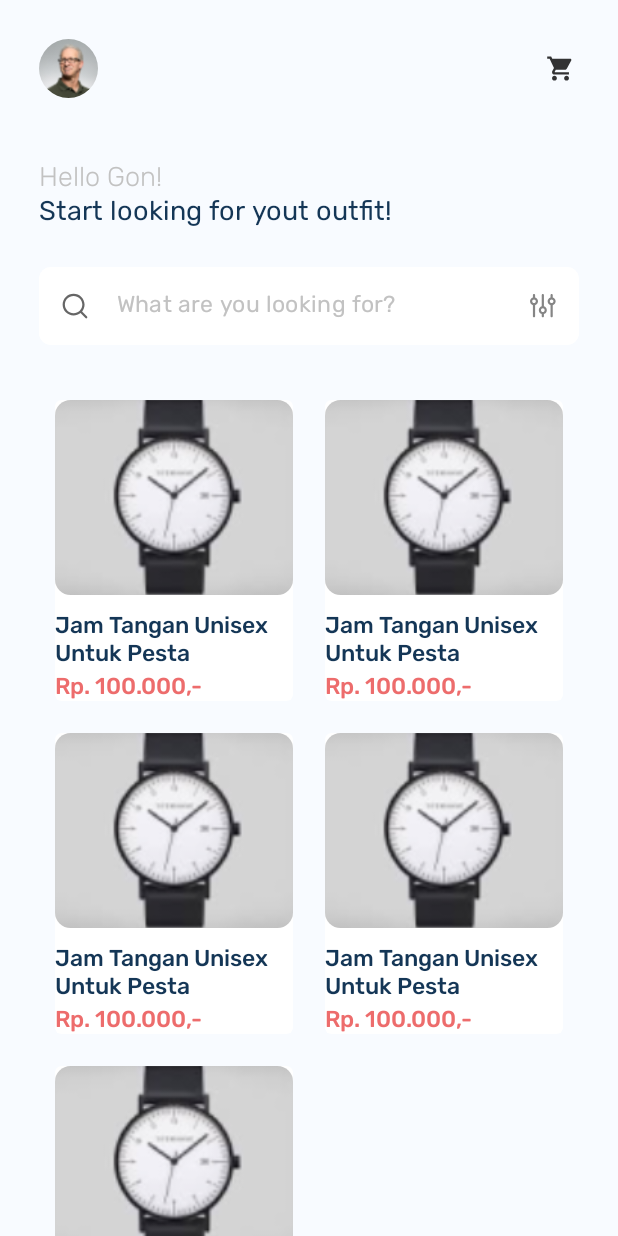
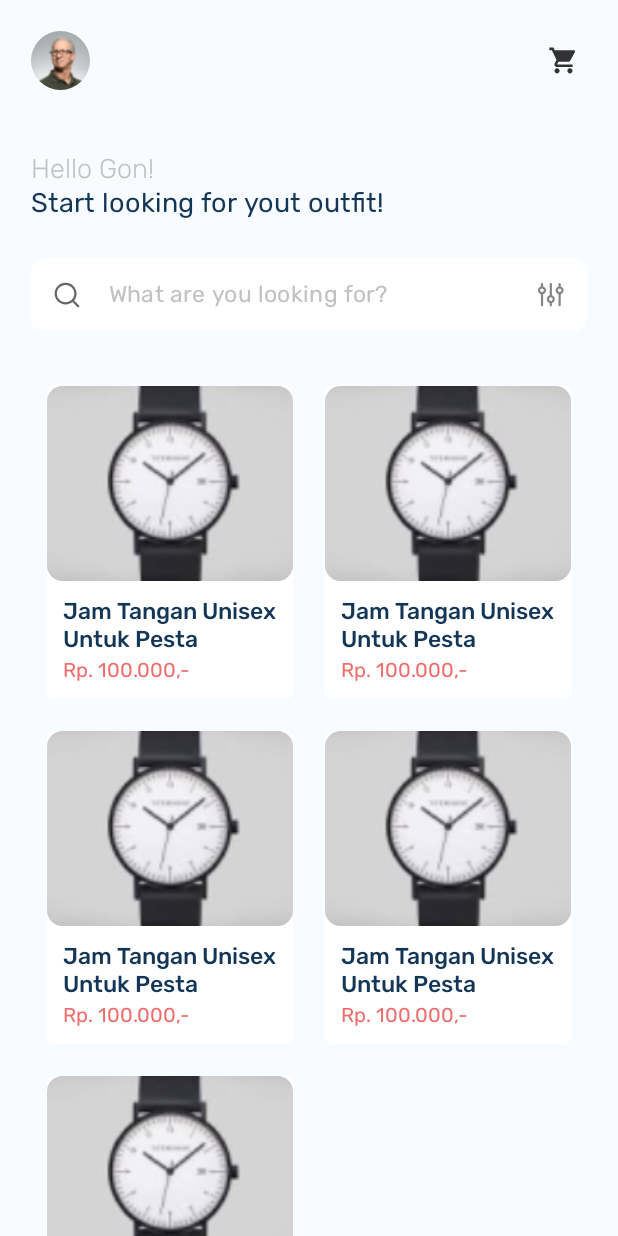
Before and after one commit to Aminurachma/JStore, an Android app: the layout fragment_customer_dashboard.xml on its own in the app's theme, with its tools: preview values and no code run, on a phone screen of 412 x 824 dp. Run offline under Robolectric (Android 15) with nearby library versions, the phone set to English and light mode, and no system bars.

Commit message:
Fix customer dashboard and show dummy products

```diff
--- a/app/src/main/AndroidManifest.xml
+++ b/app/src/main/AndroidManifest.xml
@@ -1,6 +1,8 @@
 <?xml version="1.0" encoding="utf-8"?>
 <manifest xmlns:android="http://schemas.android.com/apk/res/android"
     package="com.example.jstore">
+
+    <uses-permission android:name="android.permission.INTERNET"/>
 
     <application
         android:allowBackup="true"
--- a/app/src/main/res/layout/fragment_customer_dashboard.xml
+++ b/app/src/main/res/layout/fragment_customer_dashboard.xml
@@ -4,12 +4,14 @@
 	xmlns:tools="http://schemas.android.com/tools"
 	android:layout_width="match_parent"
 	android:layout_height="match_parent"
-	android:background="@color/light">
+	android:background="@color/light"
+	android:focusable="true"
+	android:focusableInTouchMode="true">
 
 	<RelativeLayout
 		android:layout_width="match_parent"
 		android:layout_height="wrap_content"
-		android:padding="@dimen/_20sdp">
+		android:padding="@dimen/_16sdp">
 
 		<de.hdodenhof.circleimageview.CircleImageView
 			android:id="@+id/img_avatar"
@@ -19,13 +21,13 @@
 
 		<androidx.appcompat.widget.AppCompatImageView
 			android:id="@+id/img_cart"
-			android:layout_width="@dimen/_19sdp"
-			android:layout_height="@dimen/_19sdp"
-			android:padding="@dimen/_2sdp"
+			android:layout_width="@dimen/_24sdp"
+			android:layout_height="@dimen/_24sdp"
 			android:layout_alignBottom="@+id/img_avatar"
 			android:layout_alignParentTop="true"
 			android:layout_alignParentEnd="true"
 			android:background="?attr/selectableItemBackgroundBorderless"
+			android:padding="@dimen/_4sdp"
 			android:src="@drawable/ic_shopping_cart" />
 
 		<LinearLayout
@@ -39,32 +41,34 @@
 				android:id="@+id/tv_welcoming_text"
 				android:layout_width="wrap_content"
 				android:layout_height="wrap_content"
+				android:fontFamily="@font/rubik_light"
+				android:text="Hello Gon!"
 				android:textColor="@color/gray4"
-				android:textSize="@dimen/_14ssp"
-				android:fontFamily="@font/rubik_light"
-				android:text="Hello Gon!"/>
+				android:textSize="@dimen/_14ssp" />
 
 			<TextView
 				android:layout_width="wrap_content"
 				android:layout_height="wrap_content"
-				android:textColor="@color/dark"
-				android:textSize="@dimen/_14ssp"
 				android:layout_marginBottom="@dimen/_20sdp"
 				android:fontFamily="@font/rubik_regular"
-				android:text="@string/start_looking_for_yout_outfit"/>
+				android:text="@string/start_looking_for_yout_outfit"
+				android:textColor="@color/dark"
+				android:textSize="@dimen/_14ssp" />
 
-			<include layout="@layout/search_layout"/>
+			<include
+				android:id="@+id/search_view"
+				layout="@layout/search_layout" />
 
 			<androidx.recyclerview.widget.RecyclerView
 				android:id="@+id/rv_product"
 				android:layout_width="match_parent"
 				android:layout_height="wrap_content"
+				android:layout_marginTop="@dimen/_20sdp"
+				android:overScrollMode="never"
 				app:layoutManager="androidx.recyclerview.widget.GridLayoutManager"
 				app:spanCount="2"
-				android:overScrollMode="never"
 				tools:itemCount="5"
-				tools:listitem="@layout/item_product"
-				android:layout_marginTop="@dimen/_20sdp"/>
+				tools:listitem="@layout/item_product" />
 
 		</LinearLayout>
 
--- a/app/src/main/res/layout/item_product.xml
+++ b/app/src/main/res/layout/item_product.xml
@@ -23,7 +23,7 @@
 				android:layout_width="match_parent"
 				android:layout_height="match_parent"
 				android:scaleType="centerCrop"
-				app:srcCompat="@drawable/jam" />
+				tools:srcCompat="@drawable/jam" />
 
 		</com.google.android.material.card.MaterialCardView>
 
@@ -31,25 +31,28 @@
 			android:id="@+id/tv_product_name"
 			android:layout_width="wrap_content"
 			android:layout_height="wrap_content"
-			android:text="Jam Tangan Unisex Untuk Pesta"
+			android:layout_marginHorizontal="@dimen/_8sdp"
+			android:layout_marginTop="@dimen/_8sdp"
+			android:ellipsize="end"
+			android:fontFamily="@font/rubik_medium"
+			android:maxLines="2"
 			android:textColor="@color/dark"
 			android:textSize="@dimen/_12ssp"
-			android:maxLines="2"
-			android:ellipsize="end"
-			android:layout_marginTop="@dimen/_8sdp"
-			android:fontFamily="@font/rubik_medium"/>
+			tools:text="Jam Tangan Unisex Untuk Pesta" />
 
 		<TextView
 			android:id="@+id/tv_product_price"
 			android:layout_width="wrap_content"
 			android:layout_height="wrap_content"
-			android:text="Rp. 100.000,-"
+			android:layout_marginHorizontal="@dimen/_8sdp"
+			android:layout_marginTop="@dimen/_2sdp"
+			android:layout_marginBottom="@dimen/_8sdp"
+			android:ellipsize="end"
+			android:fontFamily="@font/rubik_regular"
+			android:maxLines="2"
 			android:textColor="@color/colorPrimary"
-			android:textSize="@dimen/_12ssp"
-			android:maxLines="2"
-			android:ellipsize="end"
-			android:layout_marginTop="@dimen/_2sdp"
-			android:fontFamily="@font/rubik_medium"/>
+			android:textSize="@dimen/_10ssp"
+			tools:text="Rp. 100.000,-" />
 
 	</LinearLayout>
 
--- a/app/src/main/res/layout/search_layout.xml
+++ b/app/src/main/res/layout/search_layout.xml
@@ -1,18 +1,11 @@
 <?xml version="1.0" encoding="utf-8"?>
-<com.google.android.material.card.MaterialCardView xmlns:android="http://schemas.android.com/apk/res/android"
+<com.google.android.material.textfield.TextInputLayout xmlns:android="http://schemas.android.com/apk/res/android"
 	xmlns:app="http://schemas.android.com/apk/res-auto"
-	android:id="@+id/layout_search_bar"
-	android:layout_width="match_parent"
-	android:layout_height="@dimen/_40sdp"
-	app:cardBackgroundColor="@color/white"
-	app:cardCornerRadius="@dimen/_6sdp"
-	app:cardElevation="0dp">
-
-	<com.google.android.material.textfield.TextInputLayout
+	xmlns:tools="http://schemas.android.com/tools"
 	android:id="@+id/til_search"
 	style="@style/App.TextInputLayout.OutlinedBox"
 	android:layout_width="match_parent"
-		android:layout_height="match_parent"
+	android:layout_height="wrap_content"
 	app:endIconDrawable="@drawable/ic_filter"
 	app:endIconMode="custom"
 	app:startIconDrawable="@drawable/ic_search">
@@ -25,11 +18,11 @@
 		android:hint="@string/what_are_you_looking_for"
 		android:imeOptions="actionDone"
 		android:maxLines="1"
+		android:padding="0dp"
 		android:singleLine="true"
 		android:textColor="@color/dark"
 		android:textColorHint="@color/gray4"
-			android:textSize="@dimen/_12ssp" />
+		android:textSize="@dimen/_12ssp"
+		tools:text="Baju cewek bagus" />
 
 </com.google.android.material.textfield.TextInputLayout>
-
-</com.google.android.material.card.MaterialCardView>
```
Also changed, not shown: app/src/main/java/com/example/jstore/data/source/remote/response/Category.kt (added, +11 -0 lines), app/src/main/java/com/example/jstore/data/source/remote/response/Product.kt (added, +13 -0 lines), app/src/main/java/com/example/jstore/ui/home/customer/CustomerDashboardFragment.kt (+48 -34 lines), app/src/main/java/com/example/jstore/ui/product/ProductAdapter.kt (added, +60 -0 lines), app/src/main/res/layout/activity_home_customer.xml (+7 -3 lines), app/src/main/res/layout/activity_main.xml (+9 -2 lines). Lines whose indentation alone changed are shown as unchanged.
